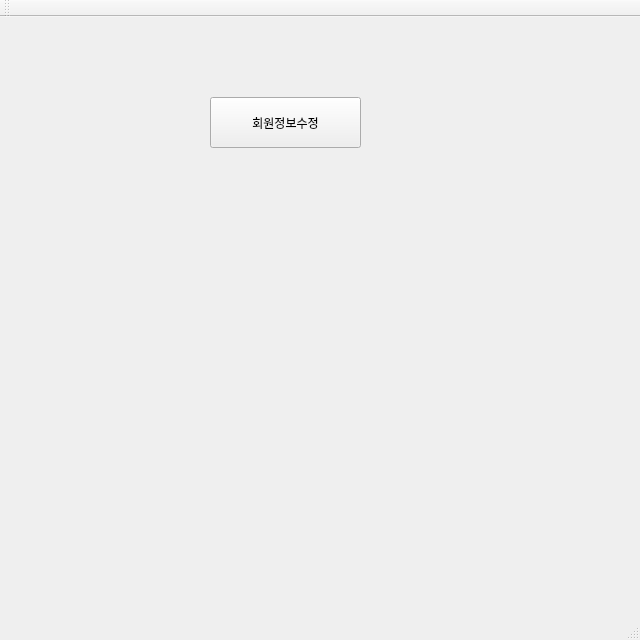
cau-oop/GUITest, file mainwindow.ui: the form before one commit.
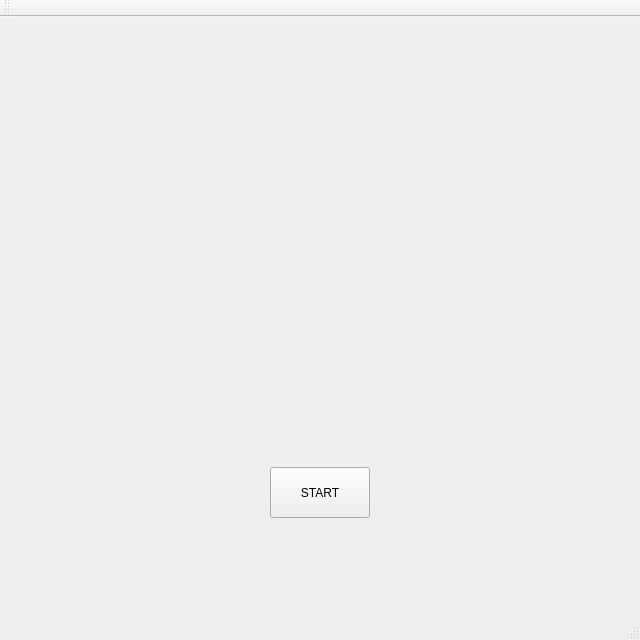
The form after the commit.

Commit message: make start window

```diff
--- a/mainwindow.ui
+++ b/mainwindow.ui
@@ -17,14 +17,27 @@
    <widget class="QPushButton" name="pushButton">
     <property name="geometry">
      <rect>
-      <x>210</x>
-      <y>80</y>
-      <width>151</width>
+      <x>270</x>
+      <y>450</y>
+      <width>100</width>
       <height>51</height>
      </rect>
     </property>
     <property name="text">
-     <string>회원정보수정</string>
+     <string>START</string>
+    </property>
+   </widget>
+   <widget class="QLabel" name="label_pic">
+    <property name="geometry">
+     <rect>
+      <x>33</x>
+      <y>20</y>
+      <width>591</width>
+      <height>391</height>
+     </rect>
+    </property>
+    <property name="text">
+     <string/>
     </property>
    </widget>
   </widget>
```
The commit also changes 2 other files.
